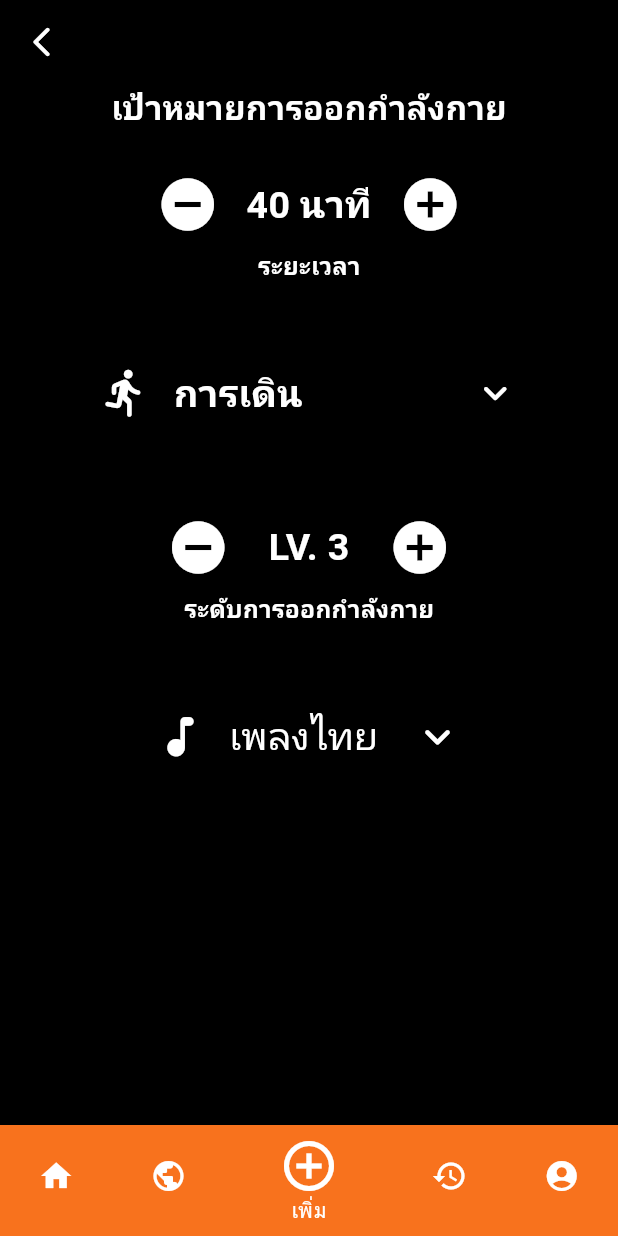
After one commit to Milolikaxx/frontend_fitfit_app, a Flutter app: the Barbottom screen opened directly, item 3 of the bottom bar chosen, after a tap on the "remove circle" icon, on a phone screen of 412 x 824 dp. The commit adds this screen. Run offline on Flutter 3.47's test engine with Material 3 defaults, Android fonts, the phone set to English and light mode, and no system bars; our stand-ins replace dio, firebase_core, get, google_fonts, google_sign_in, image_picker; accounts and stored records are empty; network calls fail; Roboto replaces fonts that are missing (Prompt).

Commit message:
inSideApp-home-addProfile

```diff
--- a/lib/main.dart
+++ b/lib/main.dart
@@ -21,7 +21,7 @@ class MyApp extends StatelessWidget {
       home: const WelcomePage(),
       theme: ThemeData(
           textTheme:
-              GoogleFonts.notoSansTextTheme(Theme.of(context).textTheme)),
+              GoogleFonts.promptTextTheme(Theme.of(context).textTheme)),
     );
   }
 }
--- /dev/null
+++ b/lib/pages/addPrpfile.dart
@@ -0,0 +1,227 @@
+import 'package:flutter/material.dart';
+
+class AddProfilePage extends StatefulWidget {
+  const AddProfilePage({super.key});
+
+  @override
+  State<AddProfilePage> createState() => _AddProfilePageState();
+}
+
+class _AddProfilePageState extends State<AddProfilePage> {
+ String dropdownValue = 'การเดิน';
+ String dropdownMusicValue  = 'เพลงไทย';
+
+  @override
+  Widget build(BuildContext context) {
+    return Scaffold(
+      backgroundColor: Colors.black,
+      appBar: AppBar(
+        backgroundColor: const Color.fromARGB(255, 0, 0, 0),
+        leading: IconButton(
+          icon: const Icon(Icons.arrow_back_ios_rounded,
+              color: Color.fromARGB(255, 255, 255, 255)),
+          onPressed: () {},
+        ),
+      ),
+      body: SingleChildScrollView(
+        child: Column(
+          mainAxisAlignment: MainAxisAlignment.start,
+          // crossAxisAlignment: CrossAxisAlignment.center,
+          children: [
+            const Text(
+              "เป้าหมายการออกกำลังกาย",
+              style: TextStyle(
+                  color: Colors.white,
+                  fontSize: 22,
+                  fontWeight: FontWeight.bold),
+            ),
+            const SizedBox(
+              height: 20,
+            ),
+            Row(
+              mainAxisAlignment: MainAxisAlignment.center,
+              children: [
+                IconButton(
+                  icon: const Icon(
+                    Icons.remove_circle,
+                    color: Color.fromARGB(255, 255, 255, 255),
+                    size: 42,
+                  ),
+                  onPressed: () {},
+                ),
+                const SizedBox(
+                  width: 10,
+                ),
+                const Text(
+                  "40 นาที",
+                  style: TextStyle(
+                      color: Colors.white,
+                      fontSize: 25,
+                      fontWeight: FontWeight.w600),
+                ),
+                const SizedBox(
+                  width: 10,
+                ),
+                IconButton(
+                  icon: const Icon(
+                    Icons.add_circle,
+                    color: Color.fromARGB(255, 255, 255, 255),
+                    size: 42,
+                  ),
+                  onPressed: () {},
+                ),
+              ],
+            ),
+            const Row(
+              mainAxisAlignment: MainAxisAlignment.center,
+              children: [
+                Text(
+                  "ระยะเวลา",
+                  style: TextStyle(
+                      color: Colors.white,
+                      fontSize: 16,
+                      fontWeight: FontWeight.w600),
+                ),
+              ],
+            ),
+            const SizedBox(
+             height: 50,
+            ),
+            Row(
+              mainAxisAlignment: MainAxisAlignment.center,
+              children: [
+                const Icon(
+                  Icons.directions_run_rounded,
+                  color: Color.fromARGB(255, 255, 255, 255),
+                  size: 35,
+                ),
+                const SizedBox(
+                  width: 15,
+                ),
+                DropdownButtonHideUnderline(
+                  child: DropdownButton<String>(
+                    value: dropdownValue,
+                    dropdownColor: Colors.black,
+                    icon: const Icon(Icons.keyboard_arrow_down_rounded,color: Colors.white,size: 32,
+                    ),
+
+                    items: <String>['การเดิน', 'การวิ่งแบบเหยาะๆ', 'การวิ่งปกติ', 'การวิ่งบนลู่วิ่ง',' ปั่นจักรยาน']
+                        .map<DropdownMenuItem<String>>((String value) {
+                      return DropdownMenuItem<String>(
+                        value: value,
+                        child: Text(
+                          value,
+                          style: const TextStyle(fontSize: 25,color: Colors.white,fontWeight: FontWeight.w600),
+                        ),
+                      );
+                    }).toList(),
+                    onChanged: (String? newValue) {
+                      setState(() {
+                        dropdownValue = newValue!;
+                      });
+                    },
+                  ),
+                ),
+              ],
+            ),
+            const SizedBox(
+              height: 50,
+            ),
+             Row(
+              mainAxisAlignment: MainAxisAlignment.center,
+              children: [
+                IconButton(
+                  icon: const Icon(
+                    Icons.remove_circle,
+                    color: Color.fromARGB(255, 255, 255, 255),
+                    size: 42,
+                  ),
+                  onPressed: () {},
+                ),
+                const SizedBox(
+                  width: 18,
+                ),
+                const Text(
+                  "LV. 3",
+                  style: TextStyle(
+                      color: Colors.white,
+                      fontSize: 25,
+                      fontWeight: FontWeight.w600),
+                ),
+                const SizedBox(
+                  width: 18,
+                ),
+                IconButton(
+                  icon: const Icon(
+                    Icons.add_circle,
+                    color: Color.fromARGB(255, 255, 255, 255),
+                    size: 42,
+                  ),
+                  onPressed: () {},
+                ),
+              ],
+            ),
+            const Row(
+              mainAxisAlignment: MainAxisAlignment.center,
+              children: [
+                Text(
+                  "ระดับการออกกำลังกาย",
+                  style: TextStyle(
+                      color: Colors.white,
+                      fontSize: 16,
+                      fontWeight: FontWeight.w600),
+                ),
+              ],
+            ),
+            const SizedBox(
+              height: 50,
+            ),
+             Row(
+              mainAxisAlignment: MainAxisAlignment.center,
+              children: [
+                const Icon(
+                  Icons.music_note_rounded,
+                  color: Color.fromARGB(255, 255, 255, 255),
+                  size: 35,
+                ),
+                const SizedBox(
+                  width: 15,
+                ),
+                DropdownButtonHideUnderline(
+                  child: DropdownButton<String>(
+                    value: dropdownMusicValue,
+                    dropdownColor: Colors.black,
+                    icon: const Icon(
+                      Icons.keyboard_arrow_down_rounded,
+                      color: Colors.white,
+                      size: 35,
+                    ),
+                    items: <String>['เพลงไทย', 'เพลงสากล', 'เพลงเกาหลี', 'เพลงลูกทุ่ง' , 'เพลงญี่ปุ่น','เพลงจีน']
+                        .map<DropdownMenuItem<String>>((String value) {
+                      return DropdownMenuItem<String>(
+                        value: value,
+                        child: Text(
+                          value,
+                          style: const TextStyle(
+                              fontSize:25, color: Colors.white),
+                        ),
+                      );
+                    }).toList(),
+                    onChanged: (String? newValue) {
+                      setState(() {
+                        dropdownMusicValue = newValue!;
+                      });
+                    },
+                  ),
+                ),
+              ],
+            ),
+            const SizedBox(
+              height: 50,
+            ),
+          ],
+        ),
+      ),
+    );
+  }
+}
--- /dev/null
+++ b/lib/pages/barbottom.dart
@@ -0,0 +1,71 @@
+import 'package:flutter/material.dart';
+import 'package:frontend_fitfit_app/pages/accountpage.dart';
+import 'package:frontend_fitfit_app/pages/addPrpfile.dart';
+import 'package:frontend_fitfit_app/pages/exercise.dart';
+import 'package:frontend_fitfit_app/pages/home.dart';
+import 'package:frontend_fitfit_app/pages/social.dart';
+
+class Barbottom extends StatefulWidget {
+  const Barbottom({super.key});
+
+  @override
+  State<Barbottom> createState() => _BarbottomState();
+}
+
+class _BarbottomState extends State<Barbottom> {
+ int currentInx = 0;
+
+  final tabs = [
+    const HomePage(),
+    const SocailPage(),
+    const AddProfilePage(),
+    const ExercisePage(),
+    const AccountPage()
+  ];
+  @override
+  Widget build(BuildContext context) {
+    return Scaffold(
+      body: tabs[currentInx],
+
+      bottomNavigationBar: BottomNavigationBar(
+
+        selectedItemColor: const Color.fromARGB(255, 255, 255, 255),
+        unselectedItemColor: const Color.fromARGB(255, 255, 255, 255),
+        currentIndex: currentInx,
+        type: BottomNavigationBarType.shifting,
+        items: const [
+          BottomNavigationBarItem(
+            icon: Icon(Icons.home_sharp),
+            label: 'หน้าแรก',
+            backgroundColor:  Color(0xFFF8721D),
+          ),
+          BottomNavigationBarItem(
+            icon: Icon(Icons.public),
+            label: 'หน้าสังคม',
+            backgroundColor: Color(0xFFF8721D),
+          ),
+          BottomNavigationBarItem(
+            icon: Icon(Icons.add_circle_outline,size: 40,) ,
+            label: 'เพิ่ม',
+            backgroundColor: Color(0xFFF8721D),
+          ),
+          BottomNavigationBarItem(
+            icon: Icon(Icons.history),
+            label: 'ประวัติออกกำลังกาย',
+            backgroundColor: Color(0xFFF8721D),
+          ),
+          BottomNavigationBarItem(
+            icon: Icon(Icons.account_circle),
+            label: 'บัญชี',
+            backgroundColor: Color(0xFFF8721D),
+          ),
+        ],
+        onTap: (index) {
+          setState(() {
+            currentInx = index;
+          });
+        },
+      ),
+    );
+  }
+}
--- a/lib/pages/home.dart
+++ b/lib/pages/home.dart
@@ -4,10 +4,8 @@ import 'package:frontend_fitfit_app/pages/welcome.dart';
 import 'package:get/get.dart';
 import 'package:google_sign_in/google_sign_in.dart';
 
-
 class HomePage extends StatefulWidget {
-  final GoogleSignInAccount? user;
-  const HomePage({super.key,required this.user});
+  const HomePage({super.key});
 
   @override
   State<HomePage> createState() => _HomePageState();
@@ -18,25 +16,27 @@ class _HomePageState extends State<HomePage> {
   @override
   Widget build(BuildContext context) {
     return Scaffold(
+        backgroundColor: Colors.black,
         appBar: AppBar(
-        title: const Text("Home Page"),
+          elevation: 0,
+          backgroundColor: const Color(0xFFF8721D),
+          leading: const CircleAvatar(
+            backgroundImage: NetworkImage(
+              'https://cdn-icons-png.flaticon.com/512/2171/2171947.png',
             ),
-      body: Center(
-        child: Column(
-          mainAxisAlignment: MainAxisAlignment.center,
-          children: <Widget>[
-            //การเรียกใช้ข้อมูลผู้ใช้จาก Google Firebase
-            CircleAvatar(
-              backgroundImage: NetworkImage(widget.user!.photoUrl.toString()),
-              radius: 50,
           ),
-            const Padding(padding: EdgeInsets.all(20.0)),
-            Text(widget.user!.email),
-            Text(widget.user!.displayName.toString()),
-            const Padding(padding: EdgeInsets.all(100.0)),
-            _googleSignInButton(),
+          title: const Text("Test Test"),
+          actions: [
+            IconButton(
+              icon: const Icon(
+                Icons.exit_to_app_rounded,
+                color: Color.fromARGB(255, 255, 255, 255)
+              ),
+              onPressed: () {
+
+              },
+            ),
           ],
-        ),
         )
         );
   }
@@ -47,12 +47,12 @@ class _HomePageState extends State<HomePage> {
       child: SizedBox(
         height: 50,
         child: ElevatedButton(
-          child: const Text( "Log Out"),
-          onPressed: () async{
+          child: const Text("Log Out"),
+          onPressed: () async {
             await GoogleSignIn().disconnect();
             log("Sign Out Success!!");
             Get.to(() => const WelcomePage());
-          } ,
+          },
         ),
       ),
     );
--- a/lib/pages/welcome.dart
+++ b/lib/pages/welcome.dart
@@ -40,7 +40,7 @@ class _WelcomePageState extends State<WelcomePage> {
                     ),
                   ),
                   child: const Text(
-                    'Sign Up',
+                    'สมัครสมาชิก',
                     style: TextStyle(fontSize: 18,color: Colors.white),
                   ),
                 ),
@@ -71,7 +71,7 @@ class _WelcomePageState extends State<WelcomePage> {
                     ),
                   ),
                   child: const Text(
-                    'Log in',
+                    'เข้าสู่ระบบ',
                     style: TextStyle(fontSize: 18, color: Colors.white),
                   ),
                 ),
```
Also changed, not shown: lib/pages/accountpage.dart (added, +15 -0 lines), lib/pages/exercise.dart (added, +15 -0 lines), lib/pages/login.dart (+10 -9 lines), lib/pages/signup.dart (+15 -16 lines), lib/pages/social.dart (added, +21 -0 lines), 1 other file. Lines whose indentation alone changed are shown as unchanged.
